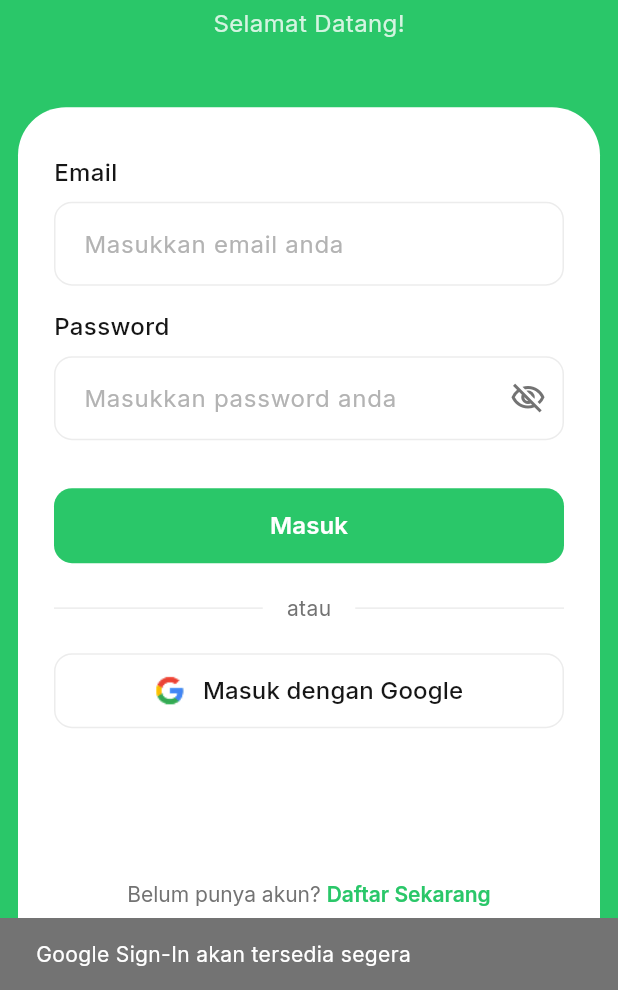
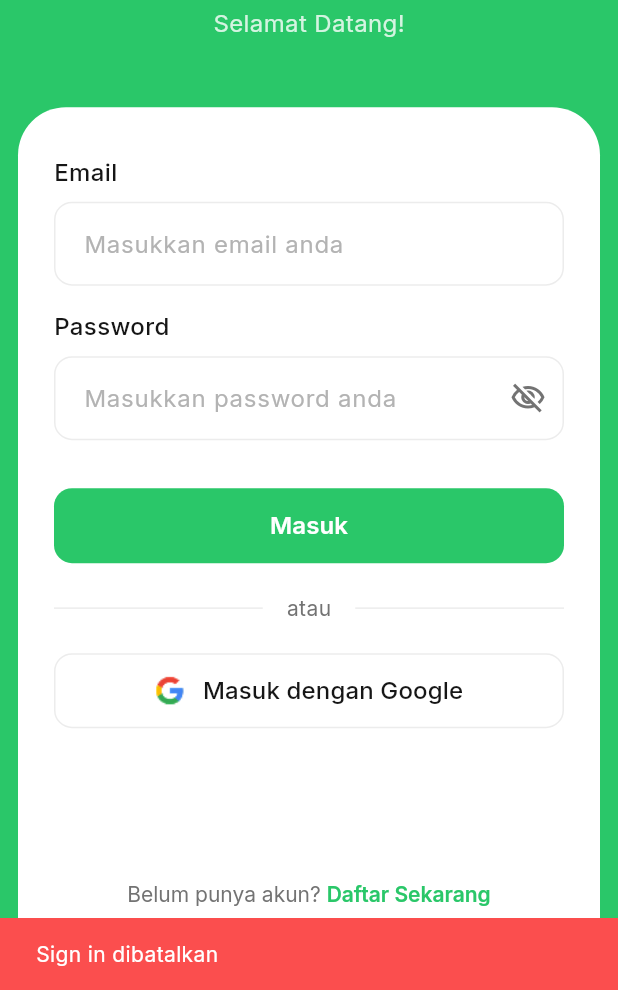
Before and after one commit to dimasnoufal/eco_coin, a Flutter app: the screen it shows after launch, after a tap on "Lewati", after a tap on "Masuk dengan Google", on a phone screen of 412 x 824 dp, the part 246-1236 px from its top. Run offline on Flutter 3.47's test engine with Material 3 defaults, Android fonts, the light colour scheme and no system bars; our stand-ins replace camera, cloud_firestore, firebase_auth, firebase_core, google_fonts, google_sign_in and 2 more; missing offline and left inert: tflite_flutter; accounts and stored records are empty; project files that could hold a hidden picture were left out.

Commit message:
[CP-12] feat: setup sign in with google authentication

```diff
--- a/lib/app/model/user_model.dart
+++ b/lib/app/model/user_model.dart
@@ -3,7 +3,6 @@ class UserModel {
   final String email;
   final String namaLengkap;
   final String namaPanggilan;
-  final String? profileImageUrl;
   final String? phoneNumber;
   final String? address;
   final String? bio;
@@ -15,7 +14,6 @@ class UserModel {
     required this.email,
     required this.namaLengkap,
     required this.namaPanggilan,
-    this.profileImageUrl,
     this.phoneNumber,
     this.address,
     this.bio,
@@ -29,7 +27,6 @@ class UserModel {
       email: json['email'] ?? '',
       namaLengkap: json['namaLengkap'] ?? '',
       namaPanggilan: json['namaPanggilan'] ?? '',
-      profileImageUrl: json['profileImageUrl'],
       phoneNumber: json['phoneNumber'],
       address: json['address'],
       bio: json['bio'],
@@ -44,7 +41,6 @@ class UserModel {
       'email': email,
       'namaLengkap': namaLengkap,
       'namaPanggilan': namaPanggilan,
-      'profileImageUrl': profileImageUrl,
       'phoneNumber': phoneNumber,
       'address': address,
       'bio': bio,
@@ -58,7 +54,6 @@ class UserModel {
     String? email,
     String? namaLengkap,
     String? namaPanggilan,
-    String? profileImageUrl,
     String? phoneNumber,
     String? address,
     String? bio,
@@ -70,7 +65,6 @@ class UserModel {
       email: email ?? this.email,
       namaLengkap: namaLengkap ?? this.namaLengkap,
       namaPanggilan: namaPanggilan ?? this.namaPanggilan,
-      profileImageUrl: profileImageUrl ?? this.profileImageUrl,
       phoneNumber: phoneNumber ?? this.phoneNumber,
       address: address ?? this.address,
       bio: bio ?? this.bio,
--- a/lib/app/modules/login/login_screen.dart
+++ b/lib/app/modules/login/login_screen.dart
@@ -86,71 +86,31 @@ class _LoginScreenState extends State<LoginScreen> {
     }
   }
 
-  void _showForgotPasswordDialog() {
-    final emailController = TextEditingController();
-    final formKey = GlobalKey<FormState>();
-
-    showDialog(
-      context: context,
-      builder: (context) => AlertDialog(
-        title: const Text('Reset Password'),
-        content: Form(
-          key: formKey,
-          child: Column(
-            mainAxisSize: MainAxisSize.min,
-            children: [
-              const Text('Masukkan email untuk reset password:'),
-              const SizedBox(height: 16),
-              CustomTextFormField(
-                controller: emailController,
-                hintText: 'Email',
-                keyboardType: TextInputType.emailAddress,
-                validator: Validators.email,
-              ),
-            ],
-          ),
-        ),
-        actions: [
-          TextButton(
-            onPressed: () => Navigator.pop(context),
-            child: const Text('Batal'),
-          ),
-          TextButton(
-            onPressed: () async {
-              if (formKey.currentState!.validate() &&
-                  emailController.text.isNotEmpty) {
-                final firebaseAuthProvider = context
-                    .read<FirebaseAuthProvider>();
+  Future<void> _handleGoogleSignIn() async {
+    final sharedPrefProvider = context.read<SharedPrefProvider>();
+    final firebaseAuthProvider = context.read<FirebaseAuthProvider>();
+    final navigator = Navigator.of(context);
+    final scaffoldMessenger = ScaffoldMessenger.of(context);
 
     firebaseAuthProvider.clearMessage();
 
-                await firebaseAuthProvider.sendPasswordReset(
-                  emailController.text.trim(),
-                );
+    await firebaseAuthProvider.signInWithGoogle();
 
-                if (mounted) {
-                  Navigator.pop(context);
-                  ScaffoldMessenger.of(context).showSnackBar(
+    switch (firebaseAuthProvider.authStatus) {
+      case FirebaseAuthStatus.authenticated:
+        await sharedPrefProvider.setHasLogin(true);
+        navigator.pushReplacementNamed(Routes.home);
+        break;
+      default:
+        scaffoldMessenger.showSnackBar(
           SnackBar(
             content: Text(
-                        firebaseAuthProvider.message ??
-                            "Email reset password telah dikirim",
+              firebaseAuthProvider.message ?? "Google Sign-In gagal",
             ),
-                      backgroundColor:
-                          firebaseAuthProvider.message?.contains('gagal') ==
-                              true
-                          ? AppColor.rubyDefault
-                          : AppColor.emeraldDefault,
+            backgroundColor: AppColor.rubyDefault,
           ),
         );
     }
-              }
-            },
-            child: const Text('Kirim'),
-          ),
-        ],
-      ),
-    );
   }
 
   @override
@@ -259,14 +219,14 @@ class _LoginScreenState extends State<LoginScreen> {
 
                 const SizedBox(height: 20),
 
-                SecondaryButton.google(
+                Consumer<FirebaseAuthProvider>(
+                  builder: (context, authProvider, child) {
+                    return SecondaryButton.google(
                       text: "Masuk dengan Google",
-                  onPressed: () {
-                    ScaffoldMessenger.of(context).showSnackBar(
-                      const SnackBar(
-                        content: Text('Google Sign-In akan tersedia segera'),
-                        backgroundColor: AppColor.neutral40,
-                      ),
+                      onPressed: _handleGoogleSignIn,
+                      isLoading:
+                          authProvider.authStatus ==
+                          FirebaseAuthStatus.authenticating,
                     );
                   },
                 ),
--- a/lib/app/modules/register/register_screen.dart
+++ b/lib/app/modules/register/register_screen.dart
@@ -210,7 +210,6 @@ class _RegisterScreenState extends State<RegisterScreen> {
 
                 const SizedBox(height: 12),
 
-                // Konfirmasi Password Field
                 PasswordFormField(
                   controller: _confirmPasswordController,
                   labelText: "Konfirmasi Password",
@@ -223,7 +222,6 @@ class _RegisterScreenState extends State<RegisterScreen> {
 
                 const SizedBox(height: 32),
 
-                // Register Button
                 Consumer<FirebaseAuthProvider>(
                   builder: (context, authProvider, child) {
                     return PrimaryButton(
@@ -238,7 +236,6 @@ class _RegisterScreenState extends State<RegisterScreen> {
 
                 const SizedBox(height: 24),
 
-                // Login Link
                 _buildLoginLink(),
 
                 const SizedBox(height: 24),
--- a/lib/app/provider/firebase_auth_provider.dart
+++ b/lib/app/provider/firebase_auth_provider.dart
@@ -7,11 +7,13 @@ import 'package:eco_coin/app/services/local_storage_services.dart';
 import 'package:eco_coin/app/services/user_service.dart';
 import 'package:firebase_auth/firebase_auth.dart';
 import 'package:flutter/widgets.dart';
+import 'package:google_sign_in/google_sign_in.dart';
 
 class FirebaseAuthProvider extends ChangeNotifier {
   final FirebaseAuthService _authService;
   final UserService _userService;
   final LocalStorageService _localStorageService;
+  final GoogleSignIn _googleSignIn = GoogleSignIn(scopes: ['email', 'profile']);
 
   FirebaseAuthProvider(
     this._authService,
@@ -34,7 +36,6 @@ class FirebaseAuthProvider extends ChangeNotifier {
   UserModel? _userModel;
   FirebaseAuthStatus _authStatus = FirebaseAuthStatus.unauthenticated;
 
-  // Getters
   String? get message => _message;
 
   User? get user => _user;
@@ -105,12 +106,103 @@ class FirebaseAuthProvider extends ChangeNotifier {
     notifyListeners();
   }
 
-  Future<void> sendPasswordReset(String email) async {
+  Future<void> signInWithGoogle() async {
     try {
-      await _authService.sendPasswordResetEmail(email);
-      _message = "Email reset password telah dikirim";
+      _authStatus = FirebaseAuthStatus.authenticating;
+      notifyListeners();
+
+      final GoogleSignInAccount? googleUser = await _googleSignIn.signIn();
+      if (googleUser == null) {
+        _authStatus = FirebaseAuthStatus.unauthenticated;
+        _message = "Sign in dibatalkan";
+        notifyListeners();
+        return;
+      }
+
+      final GoogleSignInAuthentication googleAuth =
+          await googleUser.authentication;
+      final credential = GoogleAuthProvider.credential(
+        accessToken: googleAuth.accessToken,
+        idToken: googleAuth.idToken,
+      );
+      final UserCredential userCredential = await FirebaseAuth.instance
+          .signInWithCredential(credential);
+
+      if (userCredential.user == null) {
+        _authStatus = FirebaseAuthStatus.error;
+        _message = "Gagal masuk dengan Google";
+        notifyListeners();
+        return;
+      }
+
+      final firebaseUser = userCredential.user!;
+      final email = firebaseUser.email;
+
+      if (email == null) {
+        _authStatus = FirebaseAuthStatus.error;
+        _message = "Email tidak ditemukan dari akun Google";
+        notifyListeners();
+        return;
+      }
+
+      final exists = await _userService.userExistsByEmail(email);
+
+      if (exists) {
+        final existingUser = await _userService.getUserByEmail(email);
+        if (existingUser != null) {
+          _userModel = existingUser;
+          _message = "Selamat datang kembali, ${existingUser.namaPanggilan}!";
+        } else {
+          _authStatus = FirebaseAuthStatus.error;
+          _message = "Terjadi kesalahan saat mengambil data user";
+          notifyListeners();
+          return;
+        }
+      } else {
+        final displayName = firebaseUser.displayName ?? 'User';
+        final nameParts = displayName.split(' ');
+        final now = DateTime.now();
+
+        final newUser = UserModel(
+          uid: firebaseUser.uid,
+          email: email,
+          namaLengkap: displayName,
+          namaPanggilan: nameParts.isNotEmpty ? nameParts.first : 'User',
+          phoneNumber: firebaseUser.phoneNumber,
+          address: null,
+          bio: null,
+          createdAt: now,
+          updatedAt: now,
+        );
+
+        await _userService.createUser(newUser);
+        _userModel = newUser;
+        _message = "Selamat datang di EcoCoin, ${newUser.namaPanggilan}!";
+      }
+
+      _authStatus = FirebaseAuthStatus.authenticated;
+    } on FirebaseAuthException catch (e) {
+      _authStatus = FirebaseAuthStatus.error;
+      switch (e.code) {
+        case 'account-exists-with-different-credential':
+          _message =
+              "Email sudah terdaftar dengan metode sign-in lain. Coba login dengan email/password";
+          break;
+        case 'invalid-credential':
+          _message = "Credential Google tidak valid";
+          break;
+        case 'operation-not-allowed':
+          _message = "Google Sign-In tidak diaktifkan";
+          break;
+        case 'user-disabled':
+          _message = "Akun pengguna telah dinonaktifkan";
+          break;
+        default:
+          _message = "Terjadi kesalahan: ${e.message}";
+      }
     } catch (e) {
-      _message = e.toString();
+      _authStatus = FirebaseAuthStatus.error;
+      _message = "Terjadi kesalahan: $e";
     }
     notifyListeners();
   }
@@ -119,6 +211,8 @@ class FirebaseAuthProvider extends ChangeNotifier {
     try {
       _authStatus = FirebaseAuthStatus.signingOut;
       notifyListeners();
+
+      await _googleSignIn.signOut();
 
       await _authService.signOut();
       _userModel = null;
--- a/pubspec.yaml
+++ b/pubspec.yaml
@@ -11,6 +11,7 @@ dependencies:
   camera: ^0.11.2
   firebase_core: ^4.1.0
   firebase_auth: ^6.0.2
+  google_sign_in: ^6.2.1
   cloud_firestore: ^6.0.1
   flutter:
     sdk: flutter
```
Also changed, not shown: lib/app/modules/home/widget/dashboard_screen.dart (+1 -13 lines), lib/app/modules/profile/profile_screen.dart (+2 -19 lines), lib/app/services/user_service.dart (+34 -0 lines), pubspec.lock, 2 other files. Lines whose indentation alone changed are shown as unchanged.
